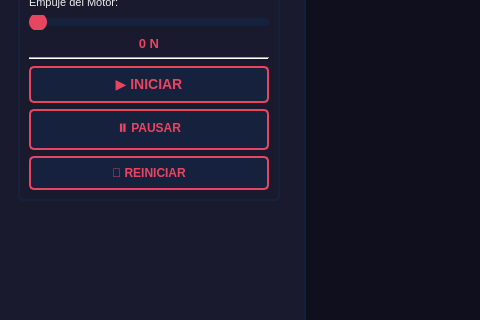
Qt form Juego/ProyectoFinal/mainwindow.ui (Karol001/DesafioFinal) before a commit; both pictures show x 0 to 480 and y 236 to 556 of the 1200 by 800 pixel window.
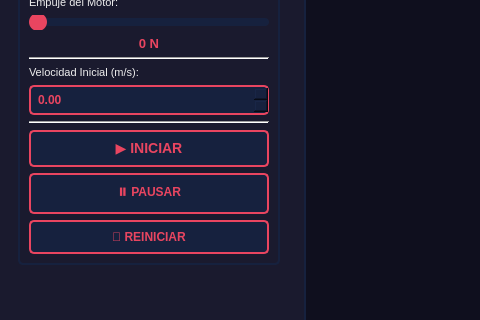
The same form after that commit.

Diff of the .ui file:
```diff
--- a/Juego/ProyectoFinal/mainwindow.ui
+++ b/Juego/ProyectoFinal/mainwindow.ui
@@ -212,6 +212,42 @@
             </property>
            </widget>
           </item>
+          <item>
+           <widget class="QLabel" name="labelVelocidadInicial">
+            <property name="text">
+             <string>Velocidad Inicial (m/s):</string>
+            </property>
+           </widget>
+          </item>
+          <item>
+           <widget class="QDoubleSpinBox" name="spinVelocidadInicial">
+            <property name="enabled">
+             <bool>true</bool>
+            </property>
+            <property name="minimum">
+             <double>0.000000000000000</double>
+            </property>
+            <property name="maximum">
+             <double>10000.000000000000000</double>
+            </property>
+            <property name="singleStep">
+             <double>100.000000000000000</double>
+            </property>
+            <property name="value">
+             <double>0.000000000000000</double>
+            </property>
+            <property name="styleSheet">
+             <string notr="true">font-size: 12px; font-weight: bold; color: #e94560; background-color: #16213e; border: 2px solid #e94560; border-radius: 5px; padding: 5px;</string>
+            </property>
+           </widget>
+          </item>
+          <item>
+           <widget class="Line" name="line_7">
+            <property name="orientation">
+             <enum>Qt::Horizontal</enum>
+            </property>
+           </widget>
+          </item>
           <item>
            <widget class="QPushButton" name="btnIniciar">
             <property name="text">
```
